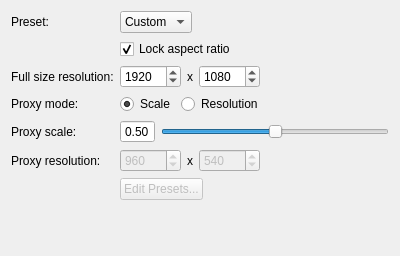
Qt form core/ui/settings_resolution_ui.ui (mjbonnington/icarus-gps) before a commit.
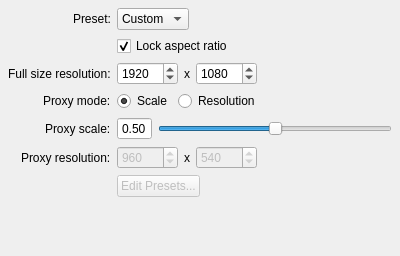
The same form after that commit.

Commit message: Improved settings panel UIs

```diff
--- a/core/ui/settings_resolution_ui.ui
+++ b/core/ui/settings_resolution_ui.ui
@@ -23,6 +23,12 @@
    <property name="fieldGrowthPolicy">
     <enum>QFormLayout::ExpandingFieldsGrow</enum>
    </property>
+   <property name="labelAlignment">
+    <set>Qt::AlignRight|Qt::AlignTrailing|Qt::AlignVCenter</set>
+   </property>
+   <property name="margin">
+    <number>8</number>
+   </property>
    <item row="0" column="0">
     <widget class="QLabel" name="resPreset_label">
      <property name="text">
```
The commit also changes 14 other files.
